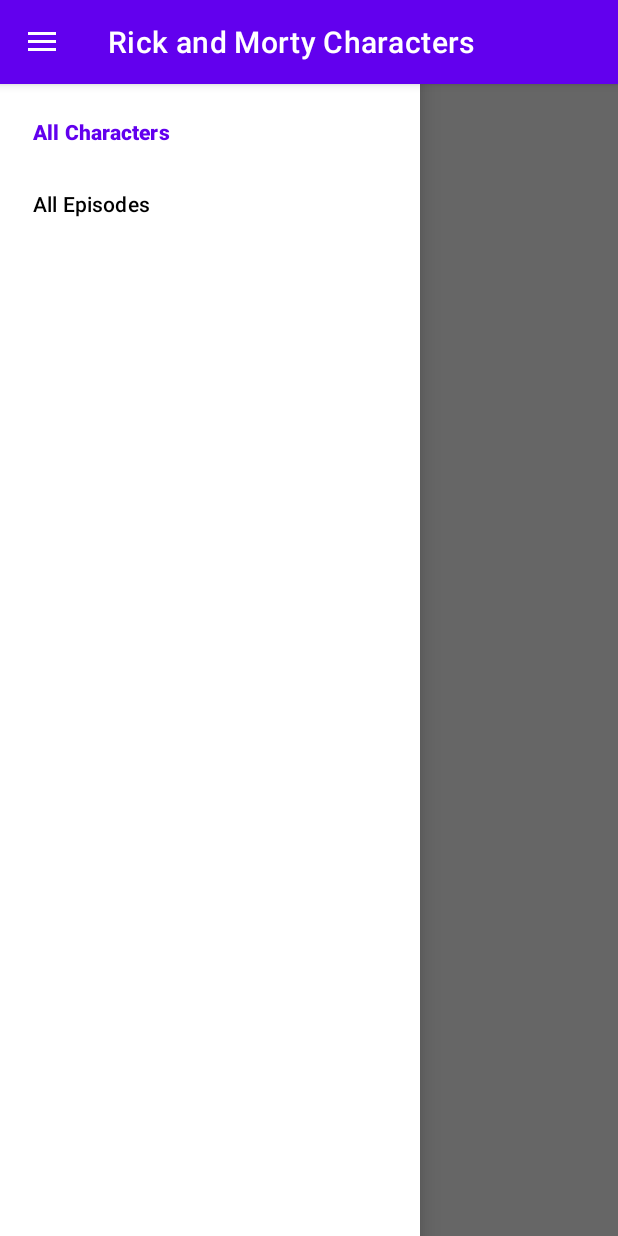
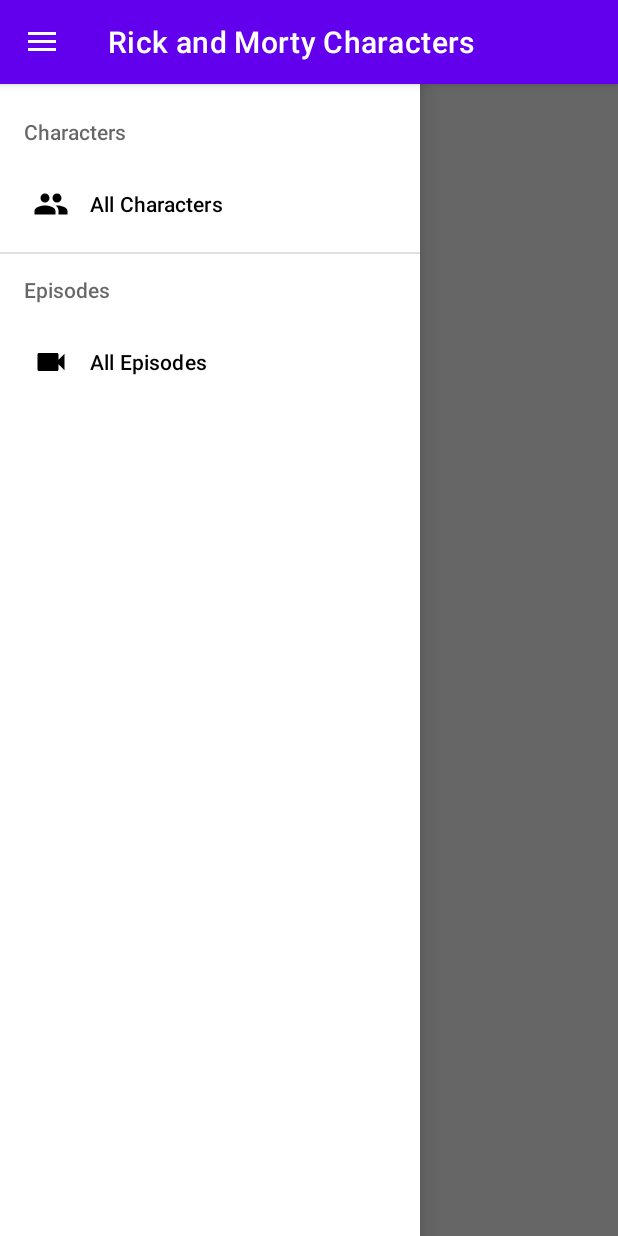
Before and after one commit to arjun-sasidharan/RickAndMorty, an Android app: the screen it shows after launch (NavGraphActivity), with the side drawer open, on a phone screen of 412 x 824 dp. Run offline under Robolectric (Android 15) with nearby library versions, the phone set to English and light mode, and no system bars; our stand-ins replace Picasso, navigation-ui; libraries missing offline, so code that uses them is left out: com.airbnb.epoxy; pictures from the network do not load; 3 statements that could not run were skipped.

Commit message:
Add drawer groups

```diff
--- a/app/src/main/java/com/example/rickandmorty/NavGraphActivity.kt
+++ b/app/src/main/java/com/example/rickandmorty/NavGraphActivity.kt
@@ -35,6 +35,9 @@
 
 
         findViewById<NavigationView>(R.id.navView).setupWithNavController(navController)
+        findViewById<NavigationView>(R.id.navView).setCheckedItem(
+            navController.graph.startDestination
+        )
     }
 
     override fun onSupportNavigateUp(): Boolean {
--- /dev/null
+++ b/app/src/main/res/drawable-night/ic_episode_24.xml
@@ -0,0 +1,5 @@
+<vector android:height="24dp" android:tint="#FFFFFF"
+    android:viewportHeight="24" android:viewportWidth="24"
+    android:width="24dp" xmlns:android="http://schemas.android.com/apk/res/android">
+    <path android:fillColor="@android:color/white" android:pathData="M17,10.5V7c0,-0.55 -0.45,-1 -1,-1H4c-0.55,0 -1,0.45 -1,1v10c0,0.55 0.45,1 1,1h12c0.55,0 1,-0.45 1,-1v-3.5l4,4v-11l-4,4z"/>
+</vector>
--- /dev/null
+++ b/app/src/main/res/drawable-night/ic_people_24.xml
@@ -0,0 +1,5 @@
+<vector android:height="24dp" android:tint="#FFFFFF"
+    android:viewportHeight="24" android:viewportWidth="24"
+    android:width="24dp" xmlns:android="http://schemas.android.com/apk/res/android">
+    <path android:fillColor="@android:color/white" android:pathData="M16,11c1.66,0 2.99,-1.34 2.99,-3S17.66,5 16,5c-1.66,0 -3,1.34 -3,3s1.34,3 3,3zM8,11c1.66,0 2.99,-1.34 2.99,-3S9.66,5 8,5C6.34,5 5,6.34 5,8s1.34,3 3,3zM8,13c-2.33,0 -7,1.17 -7,3.5L1,19h14v-2.5c0,-2.33 -4.67,-3.5 -7,-3.5zM16,13c-0.29,0 -0.62,0.02 -0.97,0.05 1.16,0.84 1.97,1.97 1.97,3.45L17,19h6v-2.5c0,-2.33 -4.67,-3.5 -7,-3.5z"/>
+</vector>
--- /dev/null
+++ b/app/src/main/res/drawable/ic_episode_24.xml
@@ -0,0 +1,5 @@
+<vector android:height="24dp" android:tint="#000000"
+    android:viewportHeight="24" android:viewportWidth="24"
+    android:width="24dp" xmlns:android="http://schemas.android.com/apk/res/android">
+    <path android:fillColor="@android:color/white" android:pathData="M17,10.5V7c0,-0.55 -0.45,-1 -1,-1H4c-0.55,0 -1,0.45 -1,1v10c0,0.55 0.45,1 1,1h12c0.55,0 1,-0.45 1,-1v-3.5l4,4v-11l-4,4z"/>
+</vector>
--- /dev/null
+++ b/app/src/main/res/drawable/ic_people_24.xml
@@ -0,0 +1,5 @@
+<vector android:height="24dp" android:tint="#000000"
+    android:viewportHeight="24" android:viewportWidth="24"
+    android:width="24dp" xmlns:android="http://schemas.android.com/apk/res/android">
+    <path android:fillColor="@android:color/white" android:pathData="M16,11c1.66,0 2.99,-1.34 2.99,-3S17.66,5 16,5c-1.66,0 -3,1.34 -3,3s1.34,3 3,3zM8,11c1.66,0 2.99,-1.34 2.99,-3S9.66,5 8,5C6.34,5 5,6.34 5,8s1.34,3 3,3zM8,13c-2.33,0 -7,1.17 -7,3.5L1,19h14v-2.5c0,-2.33 -4.67,-3.5 -7,-3.5zM16,13c-0.29,0 -0.62,0.02 -0.97,0.05 1.16,0.84 1.97,1.97 1.97,3.45L17,19h6v-2.5c0,-2.33 -4.67,-3.5 -7,-3.5z"/>
+</vector>
--- a/app/src/main/res/menu/menu_drawer_layout.xml
+++ b/app/src/main/res/menu/menu_drawer_layout.xml
@@ -1,9 +1,24 @@
 <?xml version="1.0" encoding="utf-8"?>
 <menu xmlns:android="http://schemas.android.com/apk/res/android">
+    <item android:title="Characters">
+        <menu>
+            <group android:checkableBehavior="single">
                 <item
                     android:id="@+id/characterListFragment"
+                    android:icon="@drawable/ic_people_24"
                     android:title="All Characters" />
+            </group>
+        </menu>
+    </item>
+    <item android:title="Episodes">
+        <menu>
+            <group android:checkableBehavior="single">
                 <item
                     android:id="@+id/episodeListFragment"
+                    android:icon="@drawable/ic_episode_24"
                     android:title="All Episodes" />
+            </group>
         </menu>
+    </item>
+
+</menu>
```
Lines whose indentation alone changed are shown as unchanged.
